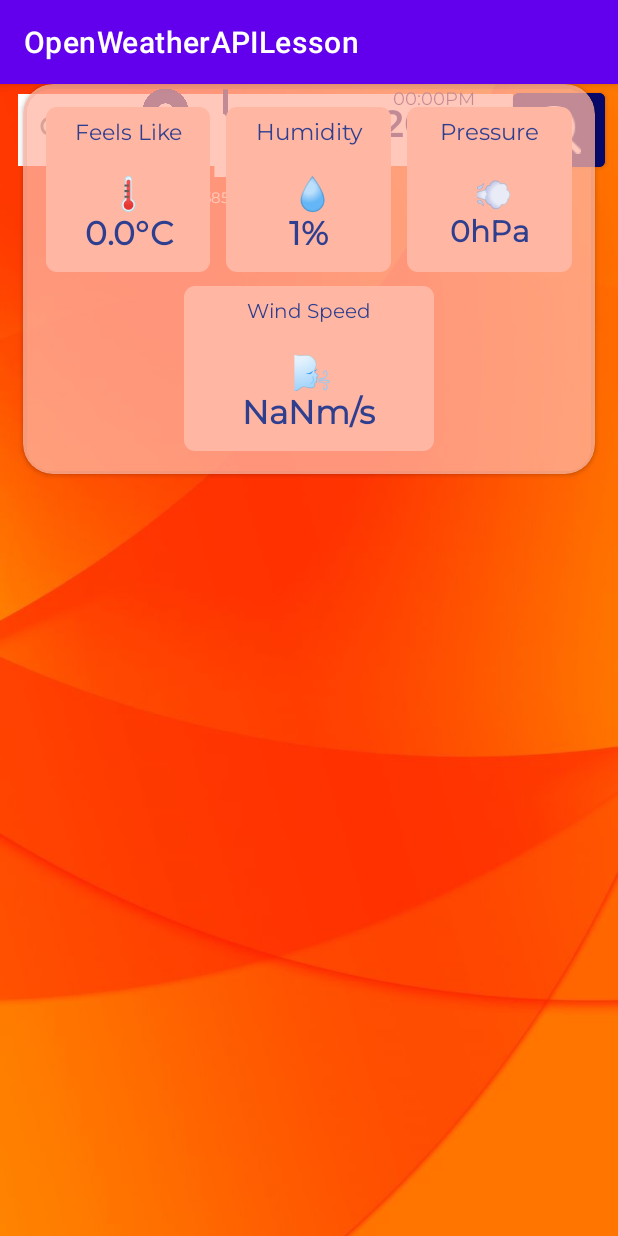
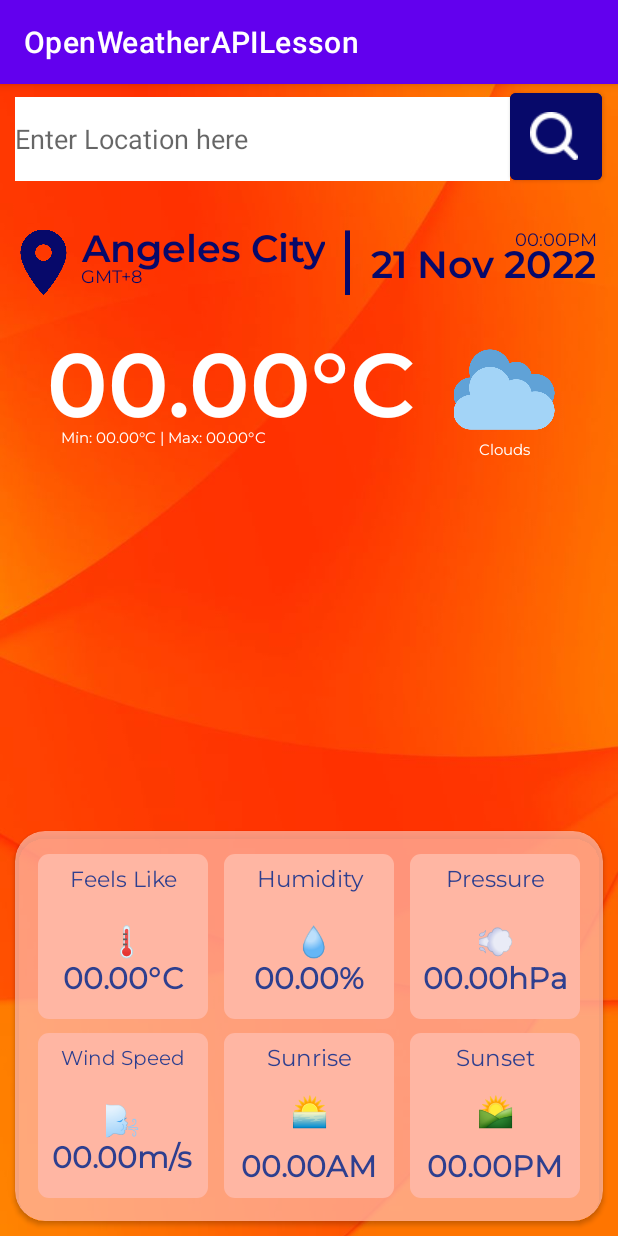
Before and after one commit to LeilaKria/OpenWeatherGroup2-Part2, an Android app: the SearchLocation screen opened directly, with no data from a screen before it, on a phone screen of 412 x 824 dp. Run offline under Robolectric (Android 15) with nearby library versions, the phone set to English and light mode, and no system bars; network calls fail; pictures from the network do not load.

Commit message:
Second Commit

```diff
--- a/app/src/main/AndroidManifest.xml
+++ b/app/src/main/AndroidManifest.xml
@@ -4,7 +4,7 @@
     package="com.auf.cea.openweatherapilesson">
 
     <uses-permission android:name="android.permission.INTERNET" />
-
+    <uses-permission android:name="android.permission.RECORD_AUDIO" />
     <application
         android:allowBackup="true"
         android:dataExtractionRules="@xml/data_extraction_rules"
@@ -23,10 +23,6 @@
 
                 <category android:name="android.intent.category.LAUNCHER" />
             </intent-filter>
-
-            <meta-data
-                android:name="android.app.lib_name"
-                android:value="" />
         </activity>
         <activity
             android:name=".SearchLocation"
--- a/app/src/main/java/com/auf/cea/openweatherapilesson/SearchLocation.kt
+++ b/app/src/main/java/com/auf/cea/openweatherapilesson/SearchLocation.kt
@@ -1,37 +1,93 @@
 package com.auf.cea.openweatherapilesson
 
+import android.content.Context
+import android.content.SharedPreferences
 import androidx.appcompat.app.AppCompatActivity
 import android.os.Bundle
+import android.util.Log
+import android.view.View
+import com.auf.cea.openweatherapilesson.constants.API_KEY
+import com.auf.cea.openweatherapilesson.constants.CITY_NAME
 import com.auf.cea.openweatherapilesson.databinding.ActivitySearchLocationBinding
-import com.auf.cea.openweatherapilesson.models.ForecastModel
+import com.auf.cea.openweatherapilesson.models.currentapi.CurrentWeatherModel
+import com.auf.cea.openweatherapilesson.services.helper.RetrofitHelper
+import com.auf.cea.openweatherapilesson.services.repository.CurrentWeatherAPI
+import kotlinx.coroutines.Dispatchers
+import kotlinx.coroutines.GlobalScope
+import kotlinx.coroutines.launch
+import kotlinx.coroutines.withContext
+import java.text.SimpleDateFormat
+import java.util.*
 
 
-class SearchLocation : AppCompatActivity() {
+class SearchLocation : AppCompatActivity(), View.OnClickListener {
     private lateinit var binding: ActivitySearchLocationBinding
+    private lateinit var currentWeather : CurrentWeatherModel
+    private lateinit var sharedPreferences: SharedPreferences
     override fun onCreate(savedInstanceState: Bundle?) {
         super.onCreate(savedInstanceState)
         binding = ActivitySearchLocationBinding.inflate(layoutInflater)
         setContentView(binding.root)
 
-        val currentWeather = intent.getSerializableExtra("weatherData") as ForecastModel
+        sharedPreferences = getSharedPreferences(CITY_NAME, Context.MODE_PRIVATE)
 
-        val feelsLike = currentWeather.main.feels_like // Feels Like
-        val humidity = currentWeather.main.humidity // Humidity
-        val pressure = currentWeather.main.pressure // Pressure
-        val windSpeed = currentWeather.wind.speed // Wind Speed
-
-        val temp = currentWeather.main.temp // Temperature
-        val minTemp = currentWeather.main.temp_min // Minimum Temp
-        val maxTemp = currentWeather.main.temp_max // Maximum Temp
-
-        binding.txtCurrentFeelsLike.text = String.format("\uD83C\uDF21\n%s°C", feelsLike)
-        binding.txtCurrentHumidity.text = String.format(" \uD83D\uDCA7\n%s%%", humidity)
-        binding.txtCurrentPressure.text = String.format(" \uD83D\uDCA8\n%shPa", pressure)
-        binding.txtCurrentWindSpeed.text = String.format(" \uD83C\uDF2C\n%sm/s", windSpeed)
-        binding.txtCurrentTemp.text = String.format("%s°C", temp)
-        binding.txtMinMax.text = String.format("Min: %s°C | Max: %s°C", minTemp, maxTemp)
+        binding.btnSearch.setOnClickListener(this)
+    }
 
 
+    override fun onClick(p0: View?) {
+        when(p0!!.id) {
+            (R.id.btn_search) -> {
+
+                val cityName = binding.edtLocation.text.toString()
+                if (cityName.isEmpty()) {
+                    binding.edtLocation.error = "Required"
+                    return
+                } else {
+                    binding.txtLoc.text = binding.edtLocation.text.toString()
+                    Log.d(SearchLocation::class.java.simpleName,cityName)
+                    getCurrentWeather(cityName)
+                }
+
+                val editor = sharedPreferences.edit()
+                editor.putString(CITY_NAME, binding.txtLoc.text.toString())
+                editor.apply()
+            }
+        }
     }
 
+    private fun getCurrentWeather(cityName: String) {
+        val currentAPI = RetrofitHelper.getInstance().create(CurrentWeatherAPI::class.java)
+        Log.e(SearchLocation::class.java.simpleName,cityName)
+        GlobalScope.launch(Dispatchers.IO) {
+            val result = currentAPI.getCurrent(cityName, API_KEY,"metric")
+            val data = result.body()
+
+            if (data != null) {
+              currentWeather = data
+//                Log.d(SearchLocation::class.java.simpleName,data.name)
+                withContext(Dispatchers.Main){
+                    binding.txtTimezone.text = String.format("GMT+%s", currentWeather.timezone / 3600)
+                    binding.txtTime.text = getTime(currentWeather.dt)
+                    binding.txtCurrentFeelsLike.text = String.format("\uD83C\uDF21\n%s°C", currentWeather.main.feels_like)
+                    binding.txtCurrentHumidity.text = String.format(" \uD83D\uDCA7\n%s%%", currentWeather.main.humidity)
+                    binding.txtCurrentPressure.text = String.format(" \uD83D\uDCA8\n%s hPa", currentWeather.main.pressure)
+                    binding.txtCurrentWindSpeed.text = String.format(" \uD83C\uDF2C\n%s m/s", currentWeather.wind.speed)
+                    binding.txtCurrentTemp.text = String.format("%s°C", currentWeather.main.temp)
+                    binding.txtMinMax.text = String.format("Min: %s°C | Max: %s°C", currentWeather.main.temp_min, currentWeather.main.temp_max)
+                    binding.txtSunrise.text = getTime(currentWeather.sys.sunrise) // get time
+                    binding.txtSunset.text = getTime(currentWeather.sys.sunset) // gettime
+
+
+
+
+                }
+            } else {
+                Log.e(SearchLocation::class.java.simpleName,result.toString())
+            }
+        }
+    }
+    private fun getTime(timeStamp: Int): String{
+        return SimpleDateFormat("hh:mm aa", Locale.ENGLISH).format(timeStamp * 1000)
+    }
 }
--- a/app/src/main/java/com/auf/cea/openweatherapilesson/constants/Constants.kt
+++ b/app/src/main/java/com/auf/cea/openweatherapilesson/constants/Constants.kt
@@ -2,6 +2,7 @@ package com.auf.cea.openweatherapilesson.constants
 
 
 const val BASE_API_URL = "https://api.openweathermap.org"
-const val API_KEY = "cfff005039d1b404f7bb1b1c2a2b1dbb"
+const val API_KEY = "a97358e9bd4fed3a2c742d1a889f29fe"
 const val BASE_IMAGE_URL = "https://openweathermap.org/img/wn/"
 const val WEATHER_FORECAST = "forecast_model_data"
+const val CITY_NAME = "KEY_CITY_NAME"
--- /dev/null
+++ b/app/src/main/java/com/auf/cea/openweatherapilesson/models/currentapi/Clouds.kt
@@ -0,0 +1,5 @@
+package com.auf.cea.openweatherapilesson.models.currentapi
+
+data class Clouds(
+    var all: Int
+)
--- /dev/null
+++ b/app/src/main/java/com/auf/cea/openweatherapilesson/models/currentapi/Coord.kt
@@ -0,0 +1,6 @@
+package com.auf.cea.openweatherapilesson.models.currentapi
+
+data class Coord(
+    var lat: Double,
+    var lon: Double
+)
--- /dev/null
+++ b/app/src/main/java/com/auf/cea/openweatherapilesson/models/currentapi/CurrentWeatherModel.kt
@@ -0,0 +1,17 @@
+package com.auf.cea.openweatherapilesson.models.currentapi
+
+data class CurrentWeatherModel(
+    var base: String,
+    var clouds: Clouds,
+    var cod: Int,
+    var coord: Coord,
+    var dt: Int,
+    var id: Int,
+    var main: Main,
+    var name: String,
+    var sys: Sys,
+    var timezone: Int,
+    var visibility: Int,
+    var weather: List<Weather>,
+    var wind: Wind
+)
--- /dev/null
+++ b/app/src/main/java/com/auf/cea/openweatherapilesson/models/currentapi/Main.kt
@@ -0,0 +1,10 @@
+package com.auf.cea.openweatherapilesson.models.currentapi
+
+data class Main(
+    var feels_like: Double,
+    var humidity: Int,
+    var pressure: Int,
+    var temp: Double,
+    var temp_max: Double,
+    var temp_min: Double
+)
--- /dev/null
+++ b/app/src/main/java/com/auf/cea/openweatherapilesson/models/currentapi/Sys.kt
@@ -0,0 +1,9 @@
+package com.auf.cea.openweatherapilesson.models.currentapi
+
+data class Sys(
+    var country: String,
+    var id: Int,
+    var sunrise: Int,
+    var sunset: Int,
+    var type: Int
+)
--- /dev/null
+++ b/app/src/main/java/com/auf/cea/openweatherapilesson/models/currentapi/Weather.kt
@@ -0,0 +1,8 @@
+package com.auf.cea.openweatherapilesson.models.currentapi
+
+data class Weather(
+    var description: String,
+    var icon: String,
+    var id: Int,
+    var main: String
+)
--- /dev/null
+++ b/app/src/main/java/com/auf/cea/openweatherapilesson/models/currentapi/Wind.kt
@@ -0,0 +1,7 @@
+package com.auf.cea.openweatherapilesson.models.currentapi
+
+data class Wind(
+    var deg: Int,
+    var gust: Double,
+    var speed: Double
+)
--- /dev/null
+++ b/app/src/main/java/com/auf/cea/openweatherapilesson/services/repository/CurrentWeatherAPI.kt
@@ -0,0 +1,15 @@
+package com.auf.cea.openweatherapilesson.services.repository
+
+import com.auf.cea.openweatherapilesson.models.currentapi.CurrentWeatherModel
+import retrofit2.Response
+import retrofit2.http.GET
+import retrofit2.http.Query
+
+interface CurrentWeatherAPI {
+    @GET("/data/2.5/weather")
+    suspend fun getCurrent(
+        @Query("q") q : String,
+        @Query("appid") apiID : String,
+        @Query("units") units: String
+    ): Response <CurrentWeatherModel>
+}
--- a/app/src/main/res/layout/activity_main.xml
+++ b/app/src/main/res/layout/activity_main.xml
@@ -341,7 +341,7 @@
                 android:gravity="center"
                 android:text="🔼\n00.00°C"
                 android:textColor="#FFFFFF"
-                android:textSize="20sp"
+                android:textSize="22sp"
                 android:textStyle="bold" />
         </LinearLayout>
     </LinearLayout>
--- a/app/src/main/res/layout/activity_search_location.xml
+++ b/app/src/main/res/layout/activity_search_location.xml
@@ -1,5 +1,6 @@
 <?xml version="1.0" encoding="utf-8"?>
-<androidx.constraintlayout.widget.ConstraintLayout xmlns:android="http://schemas.android.com/apk/res/android"
+<androidx.constraintlayout.widget.ConstraintLayout
+    xmlns:android="http://schemas.android.com/apk/res/android"
     xmlns:app="http://schemas.android.com/apk/res-auto"
     xmlns:tools="http://schemas.android.com/tools"
     android:layout_width="match_parent"
@@ -20,50 +21,82 @@
         app:srcCompat="@drawable/search" />
 
     <LinearLayout
+        android:id="@+id/linearLayout6"
         android:layout_width="match_parent"
         android:layout_height="wrap_content"
         android:gravity="center"
         android:orientation="horizontal"
-        tools:layout_editor_absoluteX="0dp"
-        tools:layout_editor_absoluteY="12dp">
+        app:layout_constraintEnd_toEndOf="parent"
+        app:layout_constraintStart_toStartOf="parent"
+        app:layout_constraintTop_toTopOf="parent">
 
-        <androidx.appcompat.widget.SearchView
-            android:id="@+id/edt_search"
+
+        <EditText
+            android:id="@+id/edt_location"
             android:layout_width="330dp"
-            android:layout_height="wrap_content"
-            android:layout_gravity="center"
-            android:layout_marginLeft="4dp"
+            android:layout_height="56dp"
+            android:layout_marginTop="2dp"
             android:background="@color/white"
-            android:queryHint="Enter Location"
-            app:layout_constraintEnd_toEndOf="parent"
-            app:layout_constraintStart_toStartOf="parent"
-            app:layout_constraintTop_toTopOf="parent" />
+            android:ems="10"
+            android:hint="Enter Location here" />
 
         <Button
             android:id="@+id/btn_search"
             android:layout_width="61dp"
-            android:layout_height="61dp"
+            android:layout_height="70dp"
             android:layout_gravity="right"
             android:backgroundTint="#07096A"
             android:drawableEnd="@drawable/searchicon"
             tools:layout_editor_absoluteX="70dp"
             tools:layout_editor_absoluteY="17dp" />
-        </LinearLayout>
+    </LinearLayout>
 
 
     <LinearLayout
+        android:id="@+id/linearLayout7"
         android:layout_width="match_parent"
         android:layout_height="wrap_content"
+        android:layout_marginTop="24dp"
+        android:gravity="center"
         android:orientation="horizontal"
-        android:gravity="center"
-        tools:layout_editor_absoluteX="13dp"
-        tools:layout_editor_absoluteY="83dp">
+        app:layout_constraintEnd_toEndOf="parent"
+        app:layout_constraintStart_toStartOf="parent"
+        app:layout_constraintTop_toBottomOf="@+id/linearLayout6">
 
         <ImageView
             android:layout_width="50dp"
             android:layout_height="50dp"
             app:srcCompat="@drawable/iconloc" />
 
+        <LinearLayout
+            android:layout_width="wrap_content"
+            android:layout_height="wrap_content"
+            android:orientation="vertical">
+
+            <TextView
+                android:id="@+id/txt_loc"
+                android:layout_width="wrap_content"
+                android:layout_height="wrap_content"
+                android:layout_marginTop="-6dp"
+                android:fontFamily="@font/montserrat_semibold"
+                android:gravity="center"
+                android:text="Angeles City"
+                android:textColor="#07096A"
+                android:textSize="25sp"
+                tools:layout_editor_absoluteX="16dp"
+                tools:layout_editor_absoluteY="107dp" />
+
+            <TextView
+                android:id="@+id/txt_timezone"
+                android:layout_width="match_parent"
+                android:layout_height="wrap_content"
+                android:layout_marginTop="-10dp"
+                android:fontFamily="@font/montserrat"
+                android:gravity="left"
+                android:text="GMT+8"
+                android:textColor="#07096A"
+                android:textSize="12sp" />
+        </LinearLayout>
 
         <ImageView
             android:layout_width="30dp"
@@ -73,8 +106,8 @@
         <LinearLayout
             android:layout_width="wrap_content"
             android:layout_height="wrap_content"
-            android:orientation="vertical"
-            android:layout_marginRight="10dp">
+            android:layout_marginRight="10dp"
+            android:orientation="vertical">
 
             <TextView
                 android:id="@+id/txt_time"
@@ -106,22 +139,27 @@
     </LinearLayout>
 
     <androidx.cardview.widget.CardView
+        android:id="@+id/cardView"
         android:layout_width="match_parent"
         android:layout_height="260dp"
-        android:layout_marginLeft="15dp"
-        android:layout_marginRight="15dp"
         android:backgroundTint="#BFFFB6A3"
         app:cardCornerRadius="20dp"
-        tools:layout_editor_absoluteX="16dp"
-        tools:layout_editor_absoluteY="458dp">
+        android:layout_marginLeft="10dp"
+        android:layout_marginRight="10dp"
+        android:layout_marginBottom="10dp"
+        android:paddingStart="10dp"
+        android:paddingEnd="10dp"
+        app:layout_constraintBottom_toBottomOf="parent"
+        app:layout_constraintEnd_toEndOf="parent"
+        app:layout_constraintStart_toStartOf="parent">
 
         <LinearLayout
             android:layout_width="match_parent"
             android:layout_height="wrap_content"
             android:layout_gravity="top"
+            android:layout_marginLeft="10dp"
             android:layout_marginTop="10dp"
             android:layout_marginRight="10dp"
-            android:layout_marginLeft="10dp"
             android:layout_marginBottom="10dp"
             android:layout_weight="1"
             android:gravity="center"
@@ -131,11 +169,11 @@
             <LinearLayout
                 android:layout_width="75dp"
                 android:layout_height="110dp"
+                android:layout_margin="5dp"
                 android:layout_weight="1"
                 android:background="@drawable/round_corner_orange"
                 android:gravity="center"
                 android:orientation="vertical"
-                android:layout_margin="5dp"
                 tools:layout_editor_absoluteX="238dp"
                 tools:layout_editor_absoluteY="100dp">
 
@@ -159,7 +197,7 @@
                     android:gravity="center"
                     android:text=" 🌡️\n00.00°C"
                     android:textColor="#2E3F8F"
-                    android:textSize="22sp"
+                    android:textSize="20sp"
                     android:textStyle="bold" />
             </LinearLayout>
 
@@ -167,11 +205,11 @@
             <LinearLayout
                 android:layout_width="75dp"
                 android:layout_height="110dp"
+                android:layout_margin="5dp"
                 android:layout_weight="1"
                 android:background="@drawable/round_corner_orange"
                 android:gravity="center"
                 android:orientation="vertical"
-                android:layout_margin="5dp"
                 tools:layout_editor_absoluteX="238dp"
                 tools:layout_editor_absoluteY="100dp">
 
@@ -195,7 +233,7 @@
                     android:gravity="center"
                     android:text=" 💧️\n00.00%"
                     android:textColor="#2E3F8F"
-                    android:textSize="22sp"
+                    android:textSize="20sp"
                     android:textStyle="bold" />
 
             </LinearLayout>
@@ -204,11 +242,11 @@
             <LinearLayout
                 android:layout_width="75dp"
                 android:layout_height="110dp"
+                android:layout_margin="5dp"
                 android:layout_weight="1"
                 android:background="@drawable/round_corner_orange"
                 android:gravity="center"
                 android:orientation="vertical"
-                android:layout_margin="5dp"
                 tools:layout_editor_absoluteX="238dp"
                 tools:layout_editor_absoluteY="100dp">
 
@@ -281,11 +319,110 @@
                     android:gravity="center"
                     android:text="🌬️\n00.00m/s"
                     android:textColor="#2E3F8F"
-                    android:textSize="22sp"
+                    android:textSize="20sp"
                     android:textStyle="bold" />
 
             </LinearLayout>
 
+            <LinearLayout
+                android:layout_width="75dp"
+                android:layout_height="110dp"
+                android:layout_margin="5dp"
+                android:layout_weight="1"
+                android:background="@drawable/round_corner_orange"
+                android:gravity="center"
+                android:orientation="vertical"
+                tools:layout_editor_absoluteX="238dp"
+                tools:layout_editor_absoluteY="100dp">
+
+                <TextView
+                    android:layout_width="115dp"
+                    android:layout_height="35dp"
+                    android:fontFamily="@font/montserrat"
+                    android:gravity="center"
+                    android:text="Sunrise"
+                    android:textColor="#2E3F8F"
+                    android:textSize="15sp" />
+
+                <TextView
+                    android:layout_width="115dp"
+                    android:layout_height="80dp"
+                    android:layout_margin="2dp"
+                    android:layout_marginRight="2dp"
+                    android:layout_marginTop="-10dp"
+                    android:layout_weight="1"
+                    android:fontFamily="@font/montserrat"
+                    android:gravity="center"
+                    android:text="🌅"
+                    android:textColor="#2E3F8F"
+                    android:textSize="20sp"
+                    android:textStyle="bold" />
+
+                <TextView
+                    android:id="@+id/txt_sunrise"
+                    android:layout_width="115dp"
+                    android:layout_height="80dp"
+                    android:layout_margin="2dp"
+                    android:layout_marginRight="2dp"
+                    android:layout_weight="1"
+                    android:fontFamily="@font/montserrat"
+                    android:gravity="center"
+                    android:text="00.00AM"
+                    android:textColor="#2E3F8F"
+                    android:textSize="20sp"
+                    android:textStyle="bold" />
+
+            </LinearLayout>
+
+
+            <LinearLayout
+                android:layout_width="75dp"
+                android:layout_height="110dp"
+                android:layout_margin="5dp"
+                android:layout_weight="1"
+                android:background="@drawable/round_corner_orange"
+                android:gravity="center"
+                android:orientation="vertical"
+                tools:layout_editor_absoluteX="238dp"
+                tools:layout_editor_absoluteY="100dp">
+
+                <TextView
+                    android:layout_width="115dp"
+                    android:layout_height="35dp"
+                    android:fontFamily="@font/montserrat"
+                    android:gravity="center"
+                    android:text="Sunset"
+                    android:textColor="#2E3F8F"
+                    android:textSize="15sp" />
+
+                <TextView
+                    android:layout_width="115dp"
+                    android:layout_height="80dp"
+                    android:layout_margin="2dp"
+                    android:layout_marginRight="2dp"
+                    android:layout_weight="1"
+                    android:fontFamily="@font/montserrat"
+                    android:gravity="center"
+                    android:text="🌄"
+                    android:textColor="#2E3F8F"
+                    android:textSize="20sp"
+                    android:textStyle="bold" />
+
+                <TextView
+                    android:id="@+id/txt_sunset"
+                    android:layout_width="115dp"
+                    android:layout_height="80dp"
+                    android:layout_margin="2dp"
+                    android:layout_marginRight="2dp"
+                    android:layout_weight="1"
+                    android:fontFamily="@font/montserrat"
+                    android:gravity="center"
+                    android:text="00.00PM"
+                    android:textColor="#2E3F8F"
+                    android:textSize="20sp"
+                    android:textStyle="bold" />
+
+            </LinearLayout>
 
 
         </LinearLayout>
@@ -294,18 +431,21 @@
     </androidx.cardview.widget.CardView>
 
     <LinearLayout
+        android:id="@+id/linearLayout8"
         android:layout_width="match_parent"
         android:layout_height="wrap_content"
+        android:layout_marginTop="16dp"
+        android:gravity="center"
         android:orientation="horizontal"
-        android:gravity="center"
-        tools:layout_editor_absoluteX="0dp"
-        tools:layout_editor_absoluteY="160dp">
+        app:layout_constraintEnd_toEndOf="parent"
+        app:layout_constraintStart_toStartOf="parent"
+        app:layout_constraintTop_toBottomOf="@+id/linearLayout7">
 
         <LinearLayout
             android:layout_width="wrap_content"
             android:layout_height="wrap_content"
-            android:orientation="vertical"
-            android:layout_marginLeft="15dp">
+            android:layout_marginLeft="15dp"
+            android:orientation="vertical">
 
             <TextView
                 android:id="@+id/txt_current_temp"
@@ -323,13 +463,13 @@
                 android:id="@+id/txt_min_max"
                 android:layout_width="match_parent"
                 android:layout_height="wrap_content"
+                android:layout_marginLeft="10dp"
+                android:layout_marginTop="-20dp"
                 android:fontFamily="@font/montserrat"
                 android:gravity="left"
                 android:text="Min: 00.00°C | Max: 00.00°C"
                 android:textColor="@color/white"
-                android:textSize="10sp"
-                android:layout_marginTop="-20dp"
-                android:layout_marginLeft="10dp"/>
+                android:textSize="10sp" />
 
         </LinearLayout>
 
@@ -342,10 +482,10 @@
                 android:id="@+id/imgWeather"
                 android:layout_width="120dp"
                 android:layout_height="67dp"
+                android:layout_marginTop="10dp"
+                android:gravity="right"
                 android:scaleType="fitCenter"
-                android:gravity="right"
                 app:srcCompat="@drawable/weathertype"
-                android:layout_marginTop="10dp"
                 tools:layout_editor_absoluteX="282dp"
                 tools:layout_editor_absoluteY="107dp" />
 
@@ -362,7 +502,6 @@
         </LinearLayout>
 
 
-
     </LinearLayout>
 
 
```
Also changed, not shown: app/src/main/res/drawable/forecast.jpg (added).
